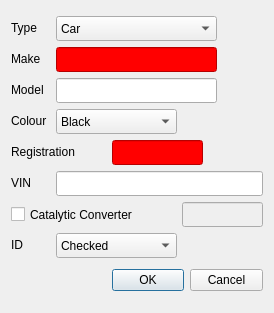
Before: the Qt Designer form main_program/gui_interface_designs/vehicle_dialog_design.ui in yimenhfeifei/josm-invoice, drawn with Qt 5.
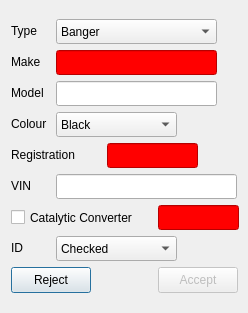
After: the same form once the commit is applied. Custom widgets are drawn as their Qt base class.

Commit message: Added vehicle dialog functionality.

```diff
--- a/main_program/gui_interface_designs/vehicle_dialog_design.ui
+++ b/main_program/gui_interface_designs/vehicle_dialog_design.ui
@@ -6,10 +6,16 @@
    <rect>
     <x>0</x>
     <y>0</y>
-    <width>274</width>
+    <width>248</width>
     <height>313</height>
    </rect>
   </property>
+  <property name="minimumSize">
+   <size>
+    <width>248</width>
+    <height>313</height>
+   </size>
+  </property>
   <property name="windowTitle">
    <string>Dialog</string>
   </property>
@@ -58,21 +64,6 @@
          <height>25</height>
         </size>
        </property>
-       <item>
-        <property name="text">
-         <string>Car</string>
-        </property>
-       </item>
-       <item>
-        <property name="text">
-         <string>Van</string>
-        </property>
-       </item>
-       <item>
-        <property name="text">
-         <string>Bike</string>
-        </property>
-       </item>
        <item>
         <property name="text">
          <string>Banger</string>
@@ -384,7 +375,7 @@
        </property>
        <property name="maximumSize">
         <size>
-         <width>211</width>
+         <width>183</width>
          <height>25</height>
         </size>
        </property>
@@ -453,6 +444,9 @@
        <property name="whatsThis">
         <string>The analog clock widget displays the current time.</string>
        </property>
+       <property name="styleSheet">
+        <string notr="true">QLineEdit {background-color: red;}</string>
+       </property>
        <property name="regexString" stdset="0">
         <string>Value</string>
        </property>
@@ -509,31 +503,44 @@
        </item>
       </widget>
      </item>
-     <item row="8" column="2" colspan="2">
-      <widget class="QDialogButtonBox" name="vehicleDialogButtonbox">
-       <property name="sizePolicy">
-        <sizepolicy hsizetype="Preferred" vsizetype="Preferred">
-         <horstretch>0</horstretch>
-         <verstretch>0</verstretch>
-        </sizepolicy>
-       </property>
+     <item row="8" column="0" colspan="2">
+      <widget class="QPushButton" name="rejectButton">
        <property name="minimumSize">
         <size>
-         <width>151</width>
-         <height>33</height>
+         <width>80</width>
+         <height>26</height>
         </size>
        </property>
        <property name="maximumSize">
         <size>
-         <width>151</width>
-         <height>33</height>
+         <width>80</width>
+         <height>26</height>
         </size>
        </property>
-       <property name="orientation">
-        <enum>Qt::Horizontal</enum>
+       <property name="text">
+        <string>Reject</string>
        </property>
-       <property name="standardButtons">
-        <set>QDialogButtonBox::Cancel|QDialogButtonBox::Ok</set>
+      </widget>
+     </item>
+     <item row="8" column="3">
+      <widget class="QPushButton" name="acceptButton">
+       <property name="enabled">
+        <bool>false</bool>
+       </property>
+       <property name="minimumSize">
+        <size>
+         <width>80</width>
+         <height>26</height>
+        </size>
+       </property>
+       <property name="maximumSize">
+        <size>
+         <width>80</width>
+         <height>26</height>
+        </size>
+       </property>
+       <property name="text">
+        <string>Accept</string>
        </property>
       </widget>
      </item>
```
Left out of the diff: 481 changed lines with no effect on the pictures. The commit also changes 7 other files.
